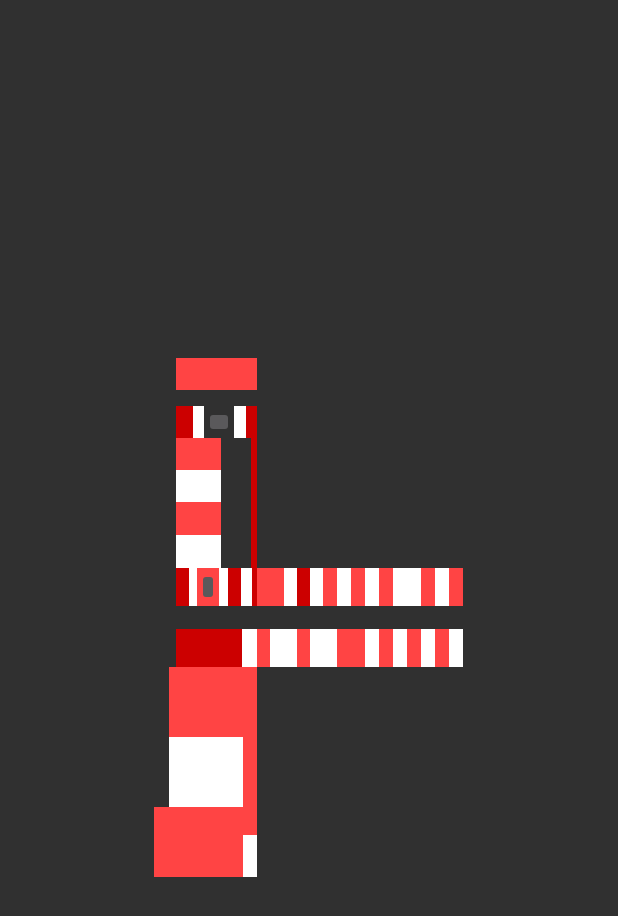
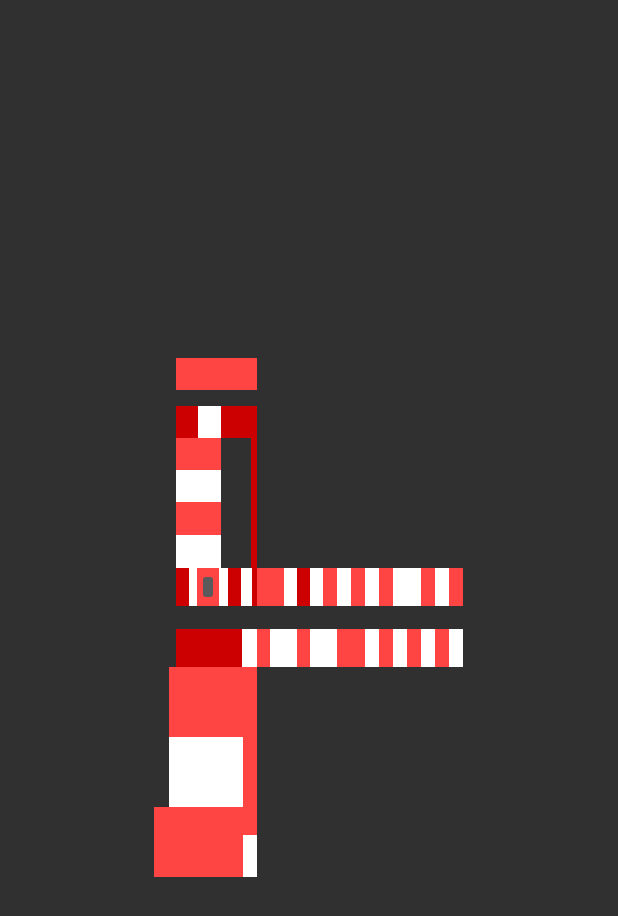
Before and after one commit to OlaB1994/AEiIMap, an Android app: the fragment FirstFloorFragment shown on its own in the app's theme, on a phone screen of 412 x 824 dp. Shown: the top 916 px of the screen. Run offline under Robolectric (Android 15) with nearby library versions, the phone set to English and light mode, and no system bars; our stand-ins replace ButterKnife.

```diff
--- a/AEiIMap/app/build.gradle
+++ b/AEiIMap/app/build.gradle
@@ -6,7 +6,7 @@
     buildToolsVersion '25.0.2'
     defaultConfig {
         applicationId "pl.polsl.aeiimap"
-        minSdkVersion 15
+        minSdkVersion 16
         targetSdkVersion 25
         versionCode 1
         versionName "1.0"
--- a/AEiIMap/app/src/main/java/pl/polsl/aeiimap/fragments/GroundFloorFragment.java
+++ b/AEiIMap/app/src/main/java/pl/polsl/aeiimap/fragments/GroundFloorFragment.java
@@ -21,6 +21,7 @@
  */
 public class GroundFloorFragment extends Fragment {
 
+    private final int GROUND_FLOOR = 0;
 
     @BindView(R.id.fragment_ground_room_number)
     LightTextView textView;
@@ -30,7 +31,7 @@
 
     @OnClick(R.id.fragment_ground_floor_503_ib)
     public void on503() {
-        InfoDialogFragment.newInstance(getContext()).show(getActivity().getFragmentManager(),
+        InfoDialogFragment.newInstance(getContext(), GROUND_FLOOR, 1).show(getActivity().getFragmentManager(),
                 InfoDialogFragment.class.getName());
     }
 
--- a/AEiIMap/app/src/main/java/pl/polsl/aeiimap/model/Room.java
+++ b/AEiIMap/app/src/main/java/pl/polsl/aeiimap/model/Room.java
@@ -16,6 +16,9 @@
     private String imagePath;
     private int type;
 
+    public Room() {
+
+    }
 
     protected Room(Parcel in) {
         id = in.readString();
--- a/AEiIMap/app/src/main/res/layout/fragment_first_floor.xml
+++ b/AEiIMap/app/src/main/res/layout/fragment_first_floor.xml
@@ -1,5 +1,5 @@
 <?xml version="1.0" encoding="utf-8"?>
-<pl.polsl.aeiimap.views.ZoomableRelativeLayout xmlns:android="http://schemas.android.com/apk/res/android"
+<RelativeLayout xmlns:android="http://schemas.android.com/apk/res/android"
     android:layout_width="match_parent"
     android:layout_height="match_parent"
     android:orientation="vertical">
@@ -42,7 +42,7 @@
 
                         <ImageButton
                             android:id="@+id/fragment_first_floor_130"
-                            android:layout_width="match_parent"
+                            android:layout_width="@dimen/plan_dimen_horizontal"
                             android:layout_height="0dp"
                             android:layout_weight="2"
                             android:background="@android:color/holo_red_light" />
@@ -68,34 +68,49 @@
                                 android:orientation="horizontal"
                                 android:weightSum="15">
 
+                                <LinearLayout
+                                    android:layout_width="@dimen/plan_dimen_horizontal_room"
+                                    android:layout_height="match_parent"
+                                    android:orientation="horizontal"
+                                    android:weightSum="2">
+
                                     <ImageButton
                                         android:layout_width="0dp"
                                         android:layout_height="match_parent"
-                                    android:layout_weight="3"
+                                        android:layout_weight="1"
                                         android:background="@android:color/holo_red_dark" />
 
                                     <ImageButton
                                         android:layout_width="0dp"
                                         android:layout_height="match_parent"
-                                    android:layout_weight="2"
+                                        android:layout_weight="1"
                                         android:background="@android:color/white" />
+                                </LinearLayout>
+
+                                <ImageButton
+                                    android:layout_width="@dimen/plan_dimen_horizontal_hall"
+                                    android:layout_height="match_parent"
+                                    android:background="@android:color/holo_red_dark" />
+
+                                <LinearLayout
+                                    android:layout_width="@dimen/plan_dimen_horizontal_room"
+                                    android:layout_height="match_parent"
+                                    android:orientation="horizontal"
+                                    android:weightSum="2">
 
                                     <ImageButton
                                         android:layout_width="0dp"
                                         android:layout_height="match_parent"
-                                    android:layout_weight="5" />
+                                        android:layout_weight="1"
+                                        android:background="@android:color/holo_red_dark" />
 
                                     <ImageButton
                                         android:layout_width="0dp"
                                         android:layout_height="match_parent"
-                                    android:layout_weight="2"
+                                        android:layout_weight="1"
                                         android:background="@android:color/white" />
+                                </LinearLayout>
 
-                                <ImageButton
-                                    android:layout_width="0dp"
-                                    android:layout_height="match_parent"
-                                    android:layout_weight="3"
-                                    android:background="@android:color/holo_red_dark" />
                             </LinearLayout>
 
                         </LinearLayout>
@@ -142,7 +157,7 @@
 
                             <LinearLayout
                                 android:layout_width="@dimen/plan_dimen_horizontal_hall"
-                                android:layout_height="match_parent"/>
+                                android:layout_height="match_parent" />
 
                             <LinearLayout
                                 android:layout_width="@dimen/plan_dimen_horizontal_room"
@@ -538,4 +553,4 @@
     </LinearLayout>
 
 
-</pl.polsl.aeiimap.views.ZoomableRelativeLayout>
+</RelativeLayout>
--- /dev/null
+++ b/AEiIMap/app/src/main/res/values-sw720dp/dimens.xml
@@ -0,0 +1,22 @@
+<resources>
+    <dimen name="normal_margin">30dp</dimen>
+
+    <dimen name="floor_button_size">90dp</dimen>
+    <dimen name="title_text_size">30sp</dimen>
+    <dimen name="picture_width">200dp</dimen>
+    <dimen name="picture_height">150dp</dimen>
+    <dimen name="info_text_size">15sp</dimen>
+    <dimen name="button_size">90dp</dimen>
+    <dimen name="first_floor_margin_roomA">20dp</dimen>
+
+    <item name="outline_text_large_radius" format="integer" type="dimen">8</item>
+
+    <dimen name="plan_dimen_top">280dp</dimen>
+    <dimen name="plan_dimen_center">50dp</dimen>
+    <dimen name="plan_dimen_hall">30dp</dimen>
+    <dimen name="plan_dimen_bottom">280dp</dimen>
+
+    <dimen name="plan_dimen_horizontal_room">60dp</dimen>
+    <dimen name="plan_dimen_horizontal_hall">40dp</dimen>
+    <dimen name="plan_dimen_horizontal">160dp</dimen>
+</resources>
--- a/AEiIMap/app/src/main/res/values-w820dp/dimens.xml
+++ /dev/null
@@ -1,6 +0,0 @@
-<resources>
-    <!-- Example customization of dimensions originally defined in res/values/dimens.xml
-         (such as screen margins) for screens with more than 820dp of available width. This
-         would include 7" and 10" devices in landscape (~960dp and ~1280dp respectively). -->
-    <dimen name="activity_horizontal_margin">64dp</dimen>
-</resources>
--- a/AEiIMap/app/src/main/res/values/dimens.xml
+++ b/AEiIMap/app/src/main/res/values/dimens.xml
@@ -18,4 +18,5 @@
 
     <dimen name="plan_dimen_horizontal_room">30dp</dimen>
     <dimen name="plan_dimen_horizontal_hall">20dp</dimen>
+    <dimen name="plan_dimen_horizontal">80dp</dimen>
 </resources>
```
Also changed, not shown: AEiIMap/app/src/main/java/pl/polsl/aeiimap/dialogs/InfoDialogFragment.java (+43 -5 lines), AEiIMap/app/src/main/java/pl/polsl/aeiimap/model/Floor.java (+8 -0 lines), AEiIMap/app/src/main/java/pl/polsl/aeiimap/views/ZoomableRelativeLayout.java (+29 -25 lines), AEiIMap/app/src/main/res/layout/dialog_fragment_ok.xml (+12 -0 lines). Lines whose indentation alone changed are shown as unchanged.
